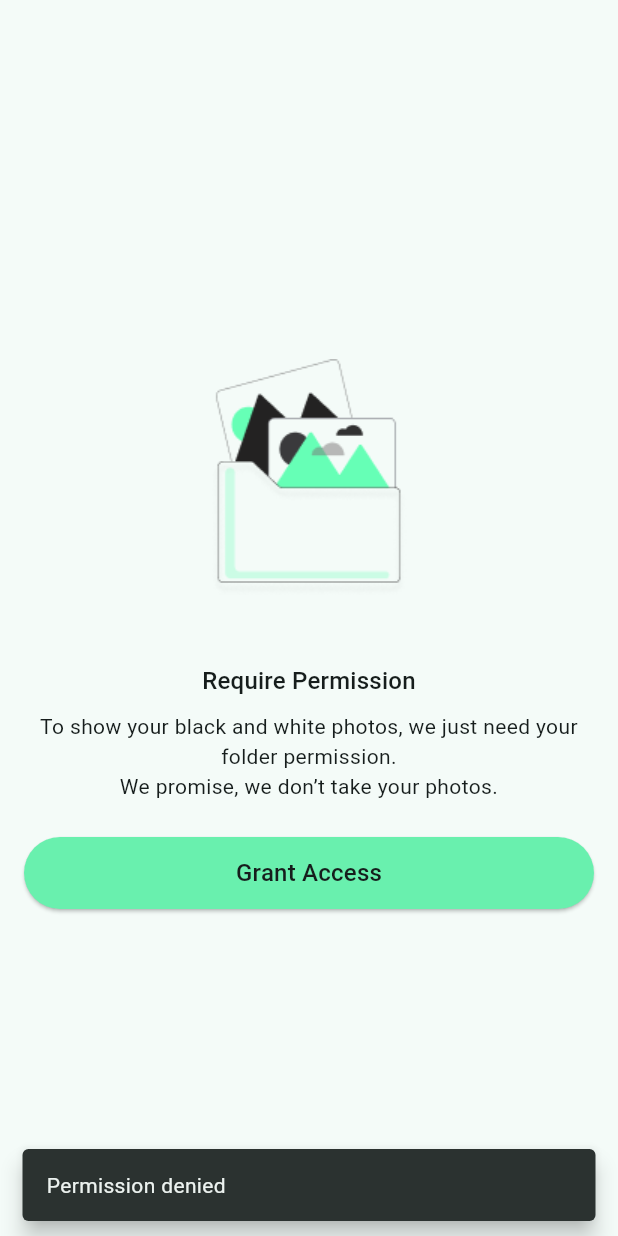
After one commit to hasibul-hasan-shuvo/flutter_gallery, a Flutter app: the PermissionPage screen opened by its route, after a tap on "Grant Access", on a phone screen of 412 x 824 dp. The commit adds this screen. Run offline on Flutter 3.47's test engine with Material 3 defaults, Android fonts, the phone set to English and light mode, and no system bars; our stand-ins replace flutter_bloc, flutter_svg, get_it, go_router, injectable; generated files the repository leaves out were written again.

Commit message:
Permission: Permission page implemented and permission related functionalities integrated. Remove home page.

```diff
--- a/lib/app/presentation/core/utils/app_images.dart
+++ b/lib/app/presentation/core/utils/app_images.dart
@@ -2,4 +2,6 @@ class AppImages {
   AppImages._();
   static const String _rootPath = 'assets/images';
   static const String logo = '$_rootPath/logo.png';
+  static const String permissionPageLogo =
+      '$_rootPath/permission_page_logo.png';
 }
--- a/lib/app/presentation/core/utils/app_values.dart
+++ b/lib/app/presentation/core/utils/app_values.dart
@@ -2,9 +2,13 @@ class AppValues {
   AppValues._();
 
   static const double padding = 16.0;
+  static const double halfMargin = 8.0;
+  static const double largeMargin = 24.0;
   static const double margin = 16.0;
   static const double radius = 16.0;
   static const double elevation = 4.0;
 
-  static const double splashLogoHeight = 200.0;
+  static const double buttonPadding = 12.0;
+
+  static const double logoHeight = 200.0;
 }
--- /dev/null
+++ b/lib/app/presentation/modules/permission/view/permission_page.dart
@@ -0,0 +1,86 @@
+import 'package:flutter/material.dart';
+import 'package:flutter_bloc/flutter_bloc.dart';
+import 'package:flutter_gallery/app/di/configureDependencies.dart';
+import 'package:flutter_gallery/app/presentation/core/extensions/context_extensions.dart';
+import 'package:flutter_gallery/app/presentation/core/utils/app_images.dart';
+import 'package:flutter_gallery/app/presentation/core/utils/app_values.dart';
+import 'package:flutter_gallery/app/presentation/core/widgets/asset_image_view.dart';
+import 'package:flutter_gallery/app/presentation/modules/permission/view_model/permission_view_model.dart';
+
+class PermissionPage extends StatelessWidget {
+  const PermissionPage({super.key});
+
+  @override
+  Widget build(BuildContext context) {
+    return BlocProvider(
+      create: (_) => getIt<PermissionViewModel>(),
+      child: Scaffold(
+        body: BlocListener<PermissionViewModel, PermissionState>(
+          listener: (context, state) {
+            if (state is PermissionGranted) {
+              // Navigate to albums
+            } else if (state is PermissionDenied) {
+              ScaffoldMessenger.of(context).showSnackBar(
+                SnackBar(
+                  content: Text(
+                    context.localizations.messagePermissionDenied,
+                  ),
+                  behavior: SnackBarBehavior.floating,
+                ),
+              );
+            }
+          },
+          child: BlocBuilder<PermissionViewModel, PermissionState>(
+            builder: (context, state) {
+              return Padding(
+                padding: const EdgeInsets.all(AppValues.padding),
+                child: Column(
+                  mainAxisAlignment: MainAxisAlignment.center,
+                  crossAxisAlignment: CrossAxisAlignment.stretch,
+                  children: [
+                    AssetImageView(
+                      fileName: AppImages.permissionPageLogo,
+                      height: AppValues.logoHeight,
+                      fit: BoxFit.fitHeight,
+                    ),
+                    const SizedBox(height: AppValues.largeMargin),
+                    Text(
+                      context.localizations.titlePermissionPage,
+                      style: context.textTheme.titleMedium,
+                      textAlign: TextAlign.center,
+                    ),
+                    const SizedBox(height: AppValues.halfMargin),
+                    Text(
+                      context.localizations.messagePermissionPage,
+                      style: context.textTheme.bodyMedium,
+                      textAlign: TextAlign.center,
+                    ),
+                    const SizedBox(height: AppValues.largeMargin),
+                    ElevatedButton(
+                      onPressed: () {
+                        context
+                            .read<PermissionViewModel>()
+                            .add(RequestPermissionEvent());
+                      },
+                      style: ElevatedButton.styleFrom(
+                        backgroundColor: Colors.greenAccent,
+                        shape: RoundedRectangleBorder(
+                          borderRadius: BorderRadius.circular(24),
+                        ),
+                        padding: const EdgeInsets.all(AppValues.buttonPadding),
+                      ),
+                      child: Text(
+                        context.localizations.buttonTextPermissionAccess,
+                        style: context.textTheme.titleMedium,
+                      ),
+                    ),
+                  ],
+                ),
+              );
+            },
+          ),
+        ),
+      ),
+    );
+  }
+}
--- /dev/null
+++ b/lib/app/presentation/modules/permission/view_model/permission_event.dart
@@ -0,0 +1,5 @@
+part of 'permission_view_model.dart';
+
+abstract class PermissionEvent {}
+
+class RequestPermissionEvent extends PermissionEvent {}
--- /dev/null
+++ b/lib/app/presentation/modules/permission/view_model/permission_state.dart
@@ -0,0 +1,11 @@
+part of 'permission_view_model.dart';
+
+abstract class PermissionState {}
+
+class PermissionInitial extends PermissionState {}
+
+class PermissionRequesting extends PermissionState {}
+
+class PermissionGranted extends PermissionState {}
+
+class PermissionDenied extends PermissionState {}
--- /dev/null
+++ b/lib/app/presentation/modules/permission/view_model/permission_view_model.dart
@@ -0,0 +1,32 @@
+import 'package:flutter_bloc/flutter_bloc.dart';
+import 'package:flutter_gallery/app/domain/repository/gallery_repository.dart';
+import 'package:injectable/injectable.dart';
+
+part 'permission_event.dart';
+part 'permission_state.dart';
+
+@injectable
+class PermissionViewModel extends Bloc<PermissionEvent, PermissionState> {
+  late final GalleryRepository _galleryRepository;
+
+  PermissionViewModel({
+    required GalleryRepository galleryRepository,
+  }) : super(PermissionInitial()) {
+    _galleryRepository = galleryRepository;
+    on<RequestPermissionEvent>(_onRequestPermission);
+  }
+
+  Future<void> _onRequestPermission(
+      RequestPermissionEvent event, Emitter<PermissionState> emit) async {
+    try {
+      final isGranted = await _galleryRepository.requestGalleryPermission();
+      if (isGranted) {
+        emit(PermissionGranted());
+      } else {
+        emit(PermissionDenied());
+      }
+    } catch (e) {
+      emit(PermissionDenied());
+    }
+  }
+}
--- a/lib/app/presentation/modules/splash/view_model/splash_event.dart
+++ b/lib/app/presentation/modules/splash/view_model/splash_event.dart
@@ -1,4 +1,4 @@
-part of 'splash_viewmodel.dart';
+part of 'splash_view_model.dart';
 
 abstract class SplashEvent {}
 
--- a/lib/app/presentation/modules/splash/view_model/splash_state.dart
+++ b/lib/app/presentation/modules/splash/view_model/splash_state.dart
@@ -1,4 +1,4 @@
-part of 'splash_viewmodel.dart';
+part of 'splash_view_model.dart';
 
 abstract class SplashState {}
 
--- a/lib/app/presentation/routes/router.dart
+++ b/lib/app/presentation/routes/router.dart
@@ -1,4 +1,4 @@
-import 'package:flutter_gallery/app/presentation/modules/home/home_page.dart';
+import 'package:flutter_gallery/app/presentation/modules/permission/view/permission_page.dart';
 import 'package:flutter_gallery/app/presentation/modules/splash/view/splash_page.dart';
 import 'package:go_router/go_router.dart';
 
@@ -13,9 +13,9 @@ final GoRouter appRouter = GoRouter(
       builder: (context, state) => const SplashPage(),
     ),
     GoRoute(
-      path: _Paths.home,
-      name: AppRoutes.home,
-      builder: (context, state) => HomePage(),
+      path: _Paths.permission,
+      name: AppRoutes.permission,
+      builder: (context, state) => const PermissionPage(),
     ),
   ],
 );
--- a/lib/app/presentation/routes/routes.dart
+++ b/lib/app/presentation/routes/routes.dart
@@ -2,10 +2,10 @@ part of 'router.dart';
 
 abstract class AppRoutes {
   static const String splash = 'splash';
-  static const String home = 'home';
+  static const String permission = 'permission';
 }
 
 abstract class _Paths {
   static const String splash = '/splash';
-  static const String home = '/home';
+  static const String permission = '/permission';
 }
--- a/lib/l10n/app_en.arb
+++ b/lib/l10n/app_en.arb
@@ -1,3 +1,7 @@
 {
-  "titleHome": "Home"
+  "buttonTextPermissionAccess": "Grant Access",
+  "titleHome": "Home",
+  "titlePermissionPage": "Require Permission",
+  "messagePermissionPage": "To show your black and white photos, we just need your folder permission.\nWe promise, we don’t take your photos.",
+  "messagePermissionDenied": "Permission denied"
 }
```
Also changed, not shown: lib/app/presentation/modules/home/home_page.dart (deleted, +0 -52 lines), lib/app/presentation/modules/splash/view/splash_page.dart (+16 -3 lines), assets/images/permission_page_logo.png (added), lib/app/di/configureDependencies.config.dart, lib/app/presentation/modules/splash/view_model/splash_view_model.dart (renamed from lib/app/presentation/modules/splash/view_model/splash_viewmodel.dart).
